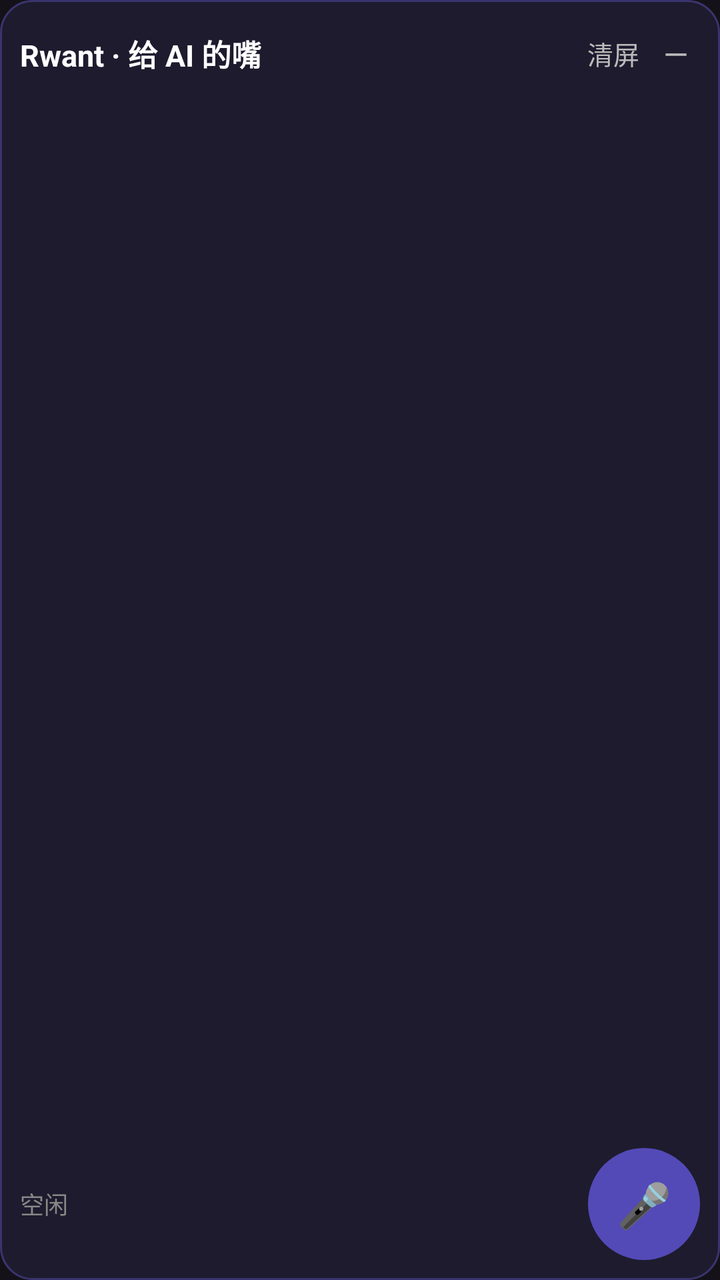
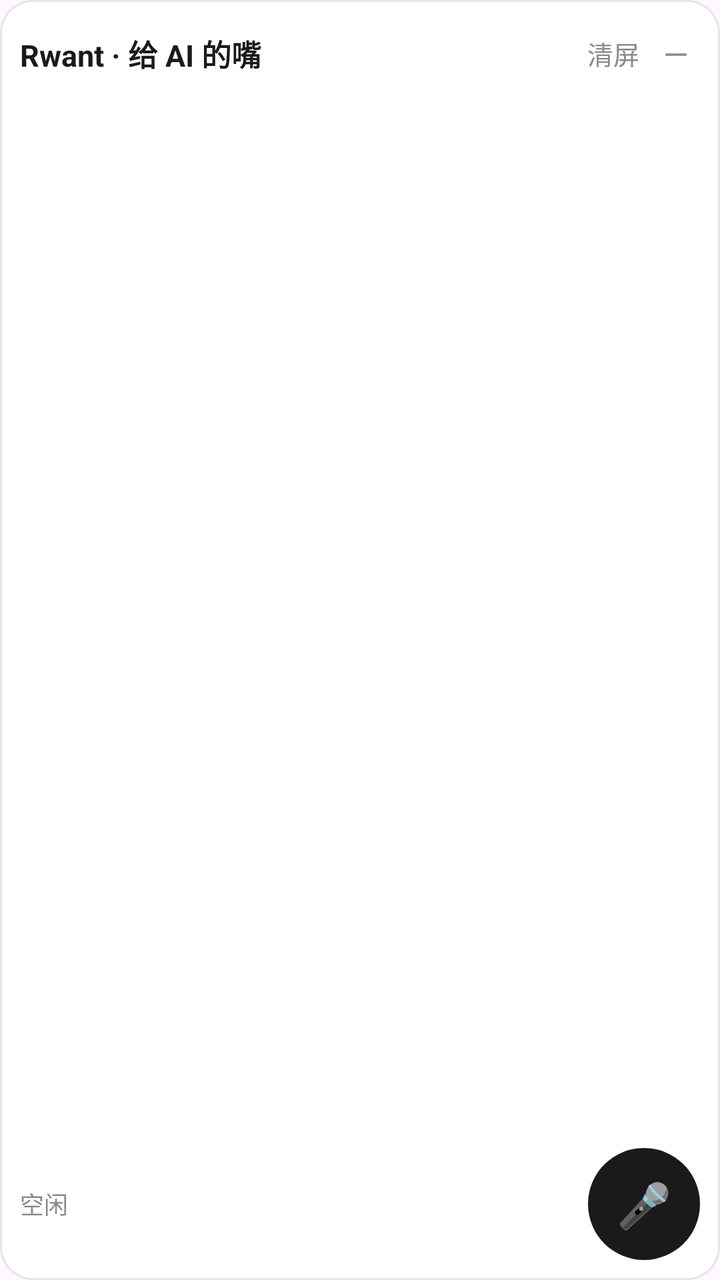

Two renders of the same Android screen: before a commit and after it. Below are the layout's source before the change and the commit's diff.
<!-- AndroidManifest.xml: application theme Theme.Material3.Dark.NoActionBar -->
<!-- res/layout/floating_panel.xml -->
<?xml version="1.0" encoding="utf-8"?>
<LinearLayout xmlns:android="http://schemas.android.com/apk/res/android"
    android:id="@+id/panelRoot"
    android:layout_width="300dp"
    android:layout_height="440dp"
    android:orientation="vertical"
    android:background="@drawable/panel_bg"
    android:padding="10dp">

    <LinearLayout
        android:layout_width="match_parent"
        android:layout_height="wrap_content"
        android:orientation="horizontal"
        android:gravity="center_vertical"
        android:paddingBottom="8dp">

        <TextView
            android:layout_width="0dp"
            android:layout_height="wrap_content"
            android:layout_weight="1"
            android:text="Rwant · 给 AI 的嘴"
            android:textColor="#FFFFFF"
            android:textSize="15sp"
            android:textStyle="bold" />

        <TextView
            android:id="@+id/btnClear"
            android:layout_width="wrap_content"
            android:layout_height="wrap_content"
            android:padding="6dp"
            android:text="清屏"
            android:textColor="#BBBBBB"
            android:textSize="13sp" />

        <TextView
            android:id="@+id/btnCollapse"
            android:layout_width="wrap_content"
            android:layout_height="wrap_content"
            android:padding="6dp"
            android:text="—"
            android:textColor="#BBBBBB"
            android:textSize="16sp" />
    </LinearLayout>

    <ScrollView
        android:id="@+id/scrollView"
        android:layout_width="match_parent"
        android:layout_height="0dp"
        android:layout_weight="1"
        android:scrollbars="none">

        <LinearLayout
            android:id="@+id/messageList"
            android:layout_width="match_parent"
            android:layout_height="wrap_content"
            android:orientation="vertical" />
    </ScrollView>

    <LinearLayout
        android:layout_width="match_parent"
        android:layout_height="wrap_content"
        android:orientation="horizontal"
        android:gravity="center_vertical"
        android:paddingTop="8dp">

        <TextView
            android:id="@+id/tvStatus"
            android:layout_width="0dp"
            android:layout_height="wrap_content"
            android:layout_weight="1"
            android:text="空闲"
            android:textColor="#888888"
            android:textSize="12sp" />

        <TextView
            android:id="@+id/btnMic"
            android:layout_width="56dp"
            android:layout_height="56dp"
            android:background="@drawable/mic_bg"
            android:gravity="center"
            android:text="🎤"
            android:textSize="22sp" />
    </LinearLayout>
</LinearLayout>
<!-- resources referenced by this layout -->
<resources>
  <!-- drawable mic_bg (drawable) -->
  <?xml version="1.0" encoding="utf-8"?>
  <shape xmlns:android="http://schemas.android.com/apk/res/android">
      <solid android:color="#534AB7" />
      <corners android:radius="28dp" />
  </shape>
  <!-- drawable panel_bg (drawable) -->
  <?xml version="1.0" encoding="utf-8"?>
  <shape xmlns:android="http://schemas.android.com/apk/res/android">
      <solid android:color="#1E1B2E" />
      <stroke android:width="1dp" android:color="#3A3470" />
      <corners android:radius="16dp" />
  </shape>
</resources>

<!-- the commit's change to res/layout/floating_panel.xml (unified diff, before → after) -->
@@ -19,7 +19,7 @@
             android:layout_height="wrap_content"
             android:layout_weight="1"
             android:text="Rwant · 给 AI 的嘴"
-            android:textColor="#FFFFFF"
+            android:textColor="@color/text_primary"
             android:textSize="15sp"
             android:textStyle="bold" />
 
@@ -29,7 +29,7 @@
             android:layout_height="wrap_content"
             android:padding="6dp"
             android:text="清屏"
-            android:textColor="#BBBBBB"
+            android:textColor="@color/text_secondary"
             android:textSize="13sp" />
 
         <TextView
@@ -38,7 +38,7 @@
             android:layout_height="wrap_content"
             android:padding="6dp"
             android:text="—"
-            android:textColor="#BBBBBB"
+            android:textColor="@color/text_secondary"
             android:textSize="16sp" />
     </LinearLayout>
 
@@ -69,7 +69,7 @@
             android:layout_height="wrap_content"
             android:layout_weight="1"
             android:text="空闲"
-            android:textColor="#888888"
+            android:textColor="@color/text_secondary"
             android:textSize="12sp" />
 
         <TextView
@@ -79,6 +79,7 @@
             android:background="@drawable/mic_bg"
             android:gravity="center"
             android:text="🎤"
+            android:textColor="#FFFFFF"
             android:textSize="22sp" />
     </LinearLayout>
 </LinearLayout>
<!-- resource entries referenced after the edit -->
@@ -1,17 +1,22 @@
 <!-- resources referenced by this layout -->
 <resources>
+  <color name="text_primary">#1A1A1A</color>
+  <color name="text_secondary">#8A8A8A</color>
   <!-- drawable mic_bg (drawable) -->
   <?xml version="1.0" encoding="utf-8"?>
   <shape xmlns:android="http://schemas.android.com/apk/res/android">
-      <solid android:color="#534AB7" />
+      <solid android:color="@color/accent" />
       <corners android:radius="28dp" />
   </shape>
   <!-- drawable panel_bg (drawable) -->
   <?xml version="1.0" encoding="utf-8"?>
   <shape xmlns:android="http://schemas.android.com/apk/res/android">
-      <solid android:color="#1E1B2E" />
-      <stroke android:width="1dp" android:color="#3A3470" />
+      <solid android:color="@color/surface_card" />
+      <stroke android:width="1dp" android:color="@color/border" />
       <corners android:radius="16dp" />
   </shape>
+  <color name="accent">#1A1A1A</color>
+  <color name="surface_card">#FFFFFF</color>
+  <color name="border">#E5E5E5</color>
 </resources>
 
